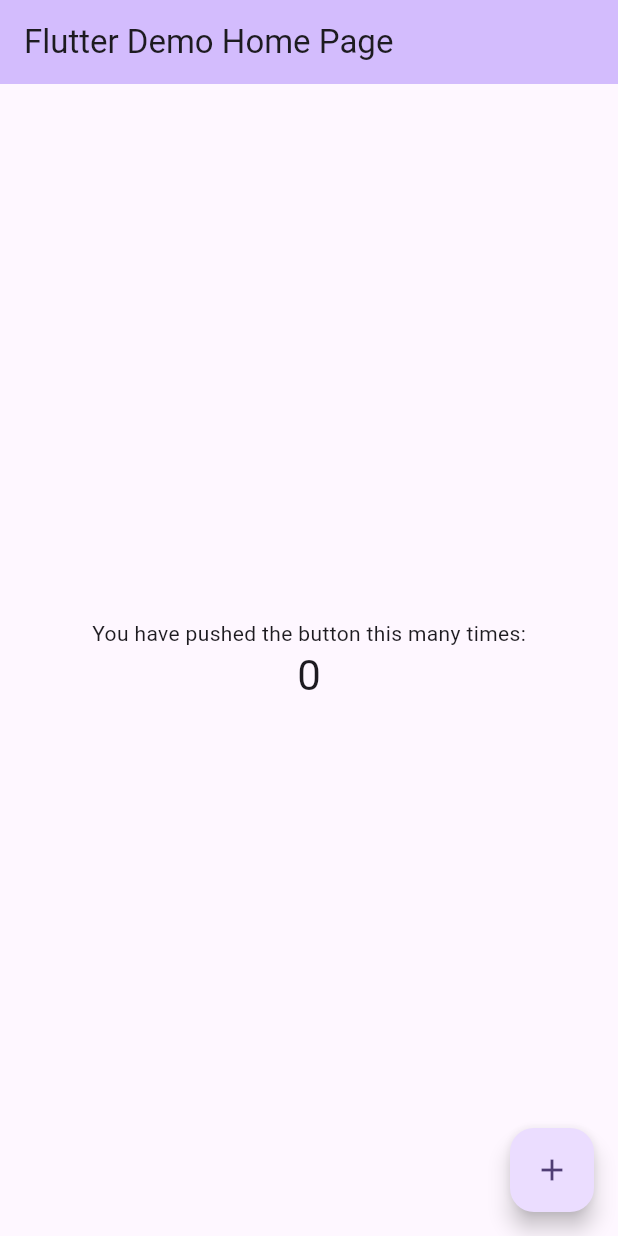
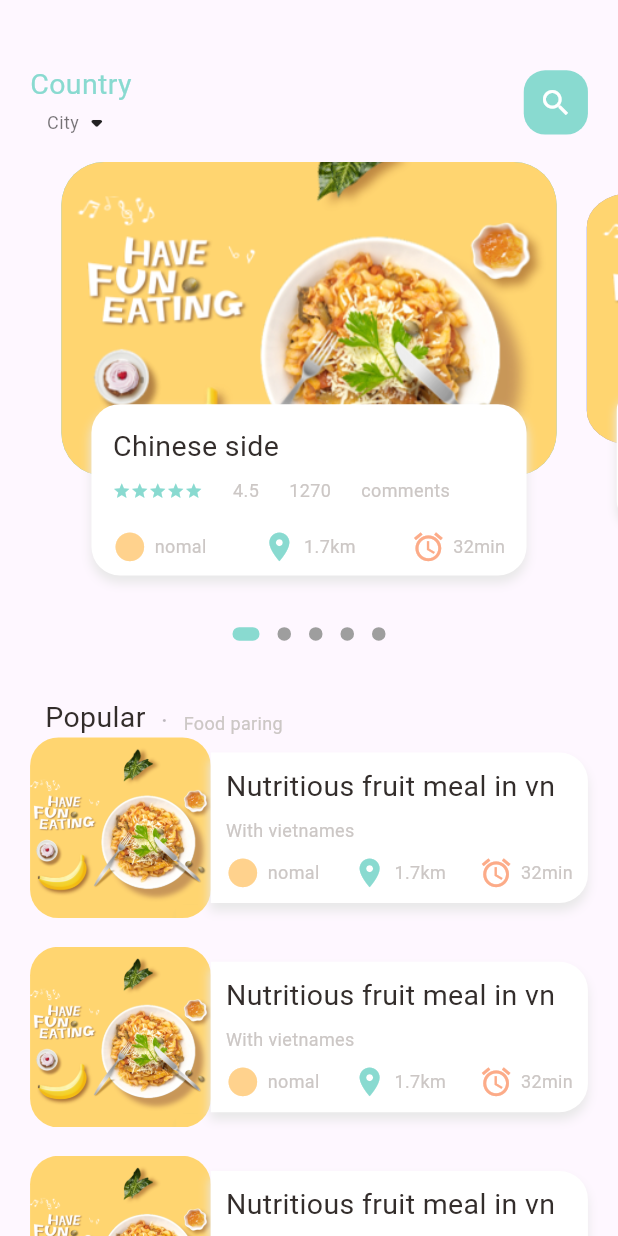
Before and after one commit to DoThienTai/App_Food_Delivery, a Flutter app: the screen it shows after launch, on a phone screen of 412 x 824 dp. Run offline on Flutter 3.47's test engine with Material 3 defaults, Android fonts, the phone set to English and light mode, and no system bars; drawn by our look-alikes of dots_indicator; our stand-ins replace get.

Commit message:
xay dung giao dien home

```diff
--- /dev/null
+++ b/lib/home/body_food_page.dart
@@ -0,0 +1,318 @@
+import 'package:dots_indicator/dots_indicator.dart';
+import 'package:flutter/material.dart';
+import '../utils/colors.dart';
+import '../utils/dimensions.dart';
+import '../widget/big_text.dart';
+import '../widget/icon_and_text_widget.dart';
+import '../widget/small_text.dart';
+
+class BodyFoodPage extends StatefulWidget {
+  const BodyFoodPage({super.key});
+
+  @override
+  State<BodyFoodPage> createState() => _BodyFoodPageState();
+}
+
+class _BodyFoodPageState extends State<BodyFoodPage> {
+  PageController controller =
+      PageController(viewportFraction: 0.85, keepPage: true);
+  var _currPageValue = 0.0;
+  double _scaleFactor = 0.8;
+  double _height = Dimensions.pageViewContainer;
+  @override
+  void initState() {
+    // TODO: implement initState
+    super.initState();
+    controller.addListener(() {
+      setState(() {
+        _currPageValue = controller.page!;
+      });
+    });
+  }
+
+  @override
+  void dispose() {
+    // TODO: implement dispose
+    super.dispose();
+    controller.dispose();
+  }
+
+  @override
+  Widget build(BuildContext context) {
+    return Column(
+      children: [
+        //slider section
+        Container(
+          height: Dimensions.pageView,
+          child: PageView.builder(
+              controller: controller,
+              itemCount: 5,
+              itemBuilder: (context, position) {
+                return _buildPageItem(position);
+              }),
+        ),
+        //dots
+        new DotsIndicator(
+          dotsCount: 5,
+          position: _currPageValue,
+          decorator: DotsDecorator(
+            activeColor: AppColors.mainColor,
+            size: const Size.square(9.0),
+            activeSize: const Size(18.0, 9.0),
+            activeShape: RoundedRectangleBorder(
+                borderRadius: BorderRadius.circular(5.0)),
+          ),
+        ),
+        // Popular text
+        SizedBox(
+          height: Dimensions.height30,
+        ),
+        Container(
+          margin: EdgeInsets.only(left: Dimensions.width30),
+          child: Row(
+            crossAxisAlignment: CrossAxisAlignment.end,
+            children: [
+              BigText(text: "Popular"),
+              SizedBox(
+                width: Dimensions.width10,
+              ),
+              Container(
+                margin: const EdgeInsets.only(bottom: 3),
+                child: BigText(
+                  text: ".",
+                  color: Colors.black26,
+                ),
+              ),
+              SizedBox(
+                width: Dimensions.width10,
+              ),
+              Container(
+                margin: const EdgeInsets.only(bottom: 2),
+                child: SmallText(text: "Food paring"),
+              ),
+            ],
+          ),
+        ),
+        //List of food an images
+        ListView.builder(
+              physics: NeverScrollableScrollPhysics(),
+              shrinkWrap: true,
+              itemCount: 10,
+              itemBuilder: (context, index) {
+                return Container(
+                  margin: EdgeInsets.only(
+                      left: Dimensions.width20,
+                      right: Dimensions.width20,
+                      bottom: Dimensions.height20),
+                  child: Row(
+                    children: [
+                      //image secsion
+                      Container(
+                        width: Dimensions.listViewImgSize,
+                        height: Dimensions.listViewImgSize,
+                        decoration: BoxDecoration(
+                          borderRadius:
+                              BorderRadius.circular(Dimensions.radius20),
+                          color: Colors.white38,
+                          image: DecorationImage(
+                            fit: BoxFit.cover,
+                            image: AssetImage(
+                              "assets/image/food0.png",
+                            ),
+                          ),
+                        ),
+                      ),
+                      //text container
+                      Expanded(
+                        child: Container(
+                          height: Dimensions.listViewTextConSize,
+                          decoration: BoxDecoration(
+                            borderRadius: BorderRadius.only(
+                              topRight: Radius.circular(Dimensions.radius20),
+                              bottomRight: Radius.circular(Dimensions.radius20),
+                            ),
+                            color: Colors.white,
+                            boxShadow: [
+                              BoxShadow(
+                                color: Color(0xFFe8e8e8),
+                                blurRadius: 5.0,
+                                offset: Offset(0, 5),
+                              ),
+                            ],
+                          ),
+                          child: Padding(
+                            padding: EdgeInsets.only(
+                                left: Dimensions.width10,
+                                right: Dimensions.width10),
+                            child: Column(
+                              crossAxisAlignment: CrossAxisAlignment.start,
+                              mainAxisAlignment: MainAxisAlignment.center,
+                              children: [
+                                BigText(text: "Nutritious fruit meal in vn"),
+                                SizedBox(
+                                  height: Dimensions.height10,
+                                ),
+                                SmallText(text: "With vietnames"),
+                                SizedBox(
+                                  height: Dimensions.height10,
+                                ),
+                                Row(
+                                  mainAxisAlignment:
+                                      MainAxisAlignment.spaceBetween,
+                                  children: [
+                                    IconAndTextWidget(
+                                        icon: Icons.circle_sharp,
+                                        text: 'nomal',
+                                        iconColor: AppColors.iconColor1),
+                                    IconAndTextWidget(
+                                        icon: Icons.location_on,
+                                        text: '1.7km',
+                                        iconColor: AppColors.mainColor),
+                                    IconAndTextWidget(
+                                        icon: Icons.access_alarm_sharp,
+                                        text: '32min',
+                                        iconColor: AppColors.iconColor2),
+                                  ],
+                                ),
+                              ],
+                            ),
+                          ),
+                        ),
+                      ),
+                    ],
+                  ),
+                );
+              }),
+      ],
+    );
+  }
+
+  Widget _buildPageItem(int index) {
+    Matrix4 matrix = new Matrix4.identity();
+    if (index == _currPageValue.floor()) {
+      var currScale = 1 - (_currPageValue - index) * (1 - _scaleFactor);
+      var currTran = _height * (1 - currScale) / 2;
+      matrix = Matrix4.diagonal3Values(1, currScale, 1)
+        ..setTranslationRaw(0, currTran, 0);
+    } else if (index == _currPageValue.floor() + 1) {
+      var currScale =
+          _scaleFactor + (_currPageValue - index + 1) * (1 - _scaleFactor);
+      var currTran = _height * (1 - currScale) / 2;
+      matrix = Matrix4.diagonal3Values(1, currScale, 1);
+      matrix = Matrix4.diagonal3Values(1, currScale, 1)
+        ..setTranslationRaw(0, currTran, 0);
+    } else if (index == _currPageValue.floor() - 1) {
+      var currScale = 1 - (_currPageValue - index) * (1 - _scaleFactor);
+      matrix = Matrix4.diagonal3Values(1, currScale, 1);
+      var currTran = _height * (1 - currScale) / 2;
+      matrix = Matrix4.diagonal3Values(1, currScale, 1)
+        ..setTranslationRaw(0, currTran, 0);
+    } else {
+      var currScale = 0.8;
+      matrix = Matrix4.diagonal3Values(1, currScale, 1)
+        ..setTranslationRaw(0, _height * (1 - _scaleFactor) / 2, 1);
+    }
+    return Transform(
+      transform: matrix,
+      child: Stack(
+        children: [
+          Container(
+            height: Dimensions.pageViewContainer,
+            margin: EdgeInsets.only(
+                right: Dimensions.width10, left: Dimensions.width10),
+            decoration: BoxDecoration(
+              borderRadius: BorderRadius.circular(Dimensions.radius30),
+              color: index.isEven ? Color(0xFF69c5df) : Color(0xFF9294cc),
+              image: DecorationImage(
+                image: AssetImage("assets/image/food0.png"),
+                fit: BoxFit.cover,
+              ),
+            ),
+          ),
+          Align(
+            alignment: Alignment.bottomCenter,
+            child: Container(
+              height: Dimensions.pageViewTexContainer,
+              margin: EdgeInsets.only(
+                  right: Dimensions.width30,
+                  left: Dimensions.width30,
+                  bottom: Dimensions.height30),
+              decoration: BoxDecoration(
+                borderRadius: BorderRadius.circular(Dimensions.radius20),
+                color: Colors.white,
+                boxShadow: [
+                  BoxShadow(
+                    color: Color(0xFFe8e8e8),
+                    blurRadius: 5.0,
+                    offset: Offset(0, 5),
+                  ),
+                ],
+              ),
+              child: Container(
+                padding: EdgeInsets.only(
+                    top: Dimensions.height15,
+                    left: Dimensions.height15,
+                    right: Dimensions.height15),
+                child: Column(
+                  crossAxisAlignment: CrossAxisAlignment.start,
+                  children: [
+                    BigText(text: "Chinese side"),
+                    SizedBox(
+                      height: Dimensions.height10,
+                    ),
+                    Row(
+                      children: [
+                        Wrap(
+                          children: List.generate(
+                            5,
+                            (index) => Icon(
+                              Icons.star,
+                              color: AppColors.mainColor,
+                              size: 12,
+                            ),
+                          ),
+                        ),
+                        SizedBox(
+                          width: Dimensions.width20,
+                        ),
+                        SmallText(text: "4.5"),
+                        SizedBox(
+                          width: Dimensions.width20,
+                        ),
+                        SmallText(text: "1270"),
+                        SizedBox(
+                          width: Dimensions.width20,
+                        ),
+                        SmallText(text: "comments"),
+                      ],
+                    ),
+                    SizedBox(
+                      height: Dimensions.height20,
+                    ),
+                    Row(
+                      mainAxisAlignment: MainAxisAlignment.spaceBetween,
+                      children: [
+                        IconAndTextWidget(
+                            icon: Icons.circle_sharp,
+                            text: 'nomal',
+                            iconColor: AppColors.iconColor1),
+                        IconAndTextWidget(
+                            icon: Icons.location_on,
+                            text: '1.7km',
+                            iconColor: AppColors.mainColor),
+                        IconAndTextWidget(
+                            icon: Icons.access_alarm_sharp,
+                            text: '32min',
+                            iconColor: AppColors.iconColor2),
+                      ],
+                    ),
+                  ],
+                ),
+              ),
+            ),
+          ),
+        ],
+      ),
+    );
+  }
+}
--- /dev/null
+++ b/lib/home/main_food_page.dart
@@ -0,0 +1,71 @@
+import 'package:flutter/material.dart';
+
+import '../utils/colors.dart';
+import '../utils/dimensions.dart';
+import '../widget/big_text.dart';
+import '../widget/small_text.dart';
+import 'body_food_page.dart';
+class MainFoodPage extends StatefulWidget {
+  const MainFoodPage({super.key});
+
+  @override
+  State<MainFoodPage> createState() => _MainFoodPageState();
+}
+
+class _MainFoodPageState extends State<MainFoodPage> {
+  @override
+  Widget build(BuildContext context) {
+    return Scaffold(
+      body: Column(
+        children: [
+          //showing the header
+          Container(
+            child: Container(
+              margin: EdgeInsets.only(top: Dimensions.height45, bottom: Dimensions.height15),
+              padding: EdgeInsets.only(left: Dimensions.width20, right: Dimensions.width20),
+              child: Row(
+                mainAxisAlignment: MainAxisAlignment.spaceBetween,
+                children: [
+                  Column(
+                    children: [
+                      BigText(
+                        color: AppColors.mainColor,
+                        text: "Country",
+                      ),
+                      Row(
+                        children: [
+                          SmallText(
+                            color: Colors.black54,
+                            text: "City",
+                          ),
+                          Icon(Icons.arrow_drop_down_rounded),
+                        ],
+                      ),
+                    ],
+                  ),
+                  Center(
+                    child: Container(
+                      width: Dimensions.height45,
+                      height: Dimensions.height45,
+                      child: Icon(
+                        Icons.search,
+                        color: Colors.white,
+                        size: Dimensions.iconSize24,
+                      ),
+                      decoration: BoxDecoration(
+                        borderRadius: BorderRadius.circular(Dimensions.radius15),
+                        color: AppColors.mainColor,
+                      ),
+                    ),
+                  ),
+                ],
+              ),
+            ),
+          ),
+          //showing the body
+          Expanded(child: SingleChildScrollView(child: BodyFoodPage(),))
+        ],
+      ),
+    );
+  }
+}
--- a/lib/main.dart
+++ b/lib/main.dart
@@ -1,4 +1,7 @@
 import 'package:flutter/material.dart';
+import 'package:get/get_navigation/src/root/get_material_app.dart';
+
+import 'home/main_food_page.dart';
 
 void main() {
   runApp(const MyApp());
@@ -10,116 +13,14 @@ class MyApp extends StatelessWidget {
   // This widget is the root of your application.
   @override
   Widget build(BuildContext context) {
-    return MaterialApp(
+    return GetMaterialApp(
+      debugShowCheckedModeBanner: false,
       title: 'Flutter Demo',
       theme: ThemeData(
-        // This is the theme of your application.
-        //
-        // TRY THIS: Try running your application with "flutter run". You'll see
-        // the application has a blue toolbar. Then, without quitting the app,
-        // try changing the seedColor in the colorScheme below to Colors.green
-        // and then invoke "hot reload" (save your changes or press the "hot
-        // reload" button in a Flutter-supported IDE, or press "r" if you used
-        // the command line to start the app).
-        //
-        // Notice that the counter didn't reset back to zero; the application
-        // state is not lost during the reload. To reset the state, use hot
-        // restart instead.
-        //
-        // This works for code too, not just values: Most code changes can be
-        // tested with just a hot reload.
         colorScheme: ColorScheme.fromSeed(seedColor: Colors.deepPurple),
         useMaterial3: true,
       ),
-      home: const MyHomePage(title: 'Flutter Demo Home Page'),
+      home: const MainFoodPage(),
     );
   }
 }
-
-class MyHomePage extends StatefulWidget {
-  const MyHomePage({super.key, required this.title});
-
-  // This widget is the home page of your application. It is stateful, meaning
-  // that it has a State object (defined below) that contains fields that affect
-  // how it looks.
-
-  // This class is the configuration for the state. It holds the values (in this
-  // case the title) provided by the parent (in this case the App widget) and
-  // used by the build method of the State. Fields in a Widget subclass are
-  // always marked "final".
-
-  final String title;
-
-  @override
-  State<MyHomePage> createState() => _MyHomePageState();
-}
-
-class _MyHomePageState extends State<MyHomePage> {
-  int _counter = 0;
-
-  void _incrementCounter() {
-    setState(() {
-      // This call to setState tells the Flutter framework that something has
-      // changed in this State, which causes it to rerun the build method below
-      // so that the display can reflect the updated values. If we changed
-      // _counter without calling setState(), then the build method would not be
-      // called again, and so nothing would appear to happen.
-      _counter++;
-    });
-  }
-
-  @override
-  Widget build(BuildContext context) {
-    // This method is rerun every time setState is called, for instance as done
-    // by the _incrementCounter method above.
-    //
-    // The Flutter framework has been optimized to make rerunning build methods
-    // fast, so that you can just rebuild anything that needs updating rather
-    // than having to individually change instances of widgets.
-    return Scaffold(
-      appBar: AppBar(
-        // TRY THIS: Try changing the color here to a specific color (to
-        // Colors.amber, perhaps?) and trigger a hot reload to see the AppBar
-        // change color while the other colors stay the same.
-        backgroundColor: Theme.of(context).colorScheme.inversePrimary,
-        // Here we take the value from the MyHomePage object that was created by
-        // the App.build method, and use it to set our appbar title.
-        title: Text(widget.title),
-      ),
-      body: Center(
-        // Center is a layout widget. It takes a single child and positions it
-        // in the middle of the parent.
-        child: Column(
-          // Column is also a layout widget. It takes a list of children and
-          // arranges them vertically. By default, it sizes itself to fit its
-          // children horizontally, and tries to be as tall as its parent.
-          //
-          // Column has various properties to control how it sizes itself and
-          // how it positions its children. Here we use mainAxisAlignment to
-          // center the children vertically; the main axis here is the vertical
-          // axis because Columns are vertical (the cross axis would be
-          // horizontal).
-          //
-          // TRY THIS: Invoke "debug painting" (choose the "Toggle Debug Paint"
-          // action in the IDE, or press "p" in the console), to see the
-          // wireframe for each widget.
-          mainAxisAlignment: MainAxisAlignment.center,
-          children: <Widget>[
-            const Text(
-              'You have pushed the button this many times:',
-            ),
-            Text(
-              '$_counter',
-              style: Theme.of(context).textTheme.headlineMedium,
-            ),
-          ],
-        ),
-      ),
-      floatingActionButton: FloatingActionButton(
-        onPressed: _incrementCounter,
-        tooltip: 'Increment',
-        child: const Icon(Icons.add),
-      ), // This trailing comma makes auto-formatting nicer for build methods.
-    );
-  }
-}
--- /dev/null
+++ b/lib/utils/dimensions.dart
@@ -0,0 +1,33 @@
+import 'package:get/get.dart';
+class Dimensions{
+  static double screenHeight = Get.context!.height;//867
+  static double screenWidth = Get.context!.width;//411
+
+  static double pageView = screenHeight/2.71;
+  static double pageViewContainer= screenHeight/3.94;
+  static double pageViewTexContainer = screenHeight/7.22;
+
+  //dynamic height padding and margin
+  static double height10 = screenHeight/86.7;
+  static double height15 = screenHeight/57.8;
+  static double height20 = screenHeight/43.35;
+  static double height30 = screenHeight/28.9;
+  static double height45 = screenHeight/19.26;
+  //dynamic width padding and margin
+  static double width10 = screenWidth/41.1;
+  static double width15 = screenWidth/27.4;
+  static double width20 = screenWidth/20.55;
+  static double width30 = screenWidth/13.7;
+
+  //radius
+  static double font20 = screenHeight/43.35;
+  static double radius15 = screenHeight/57.8;
+  static double radius20 = screenHeight/43.35;
+  static double radius30 = screenHeight/28.9;
+
+  //icon size
+  static double iconSize24 = screenHeight/36.12;
+  //list view size
+  static double listViewImgSize = screenWidth/3.42;
+  static double listViewTextConSize = screenWidth/4.11;
+}
--- /dev/null
+++ b/lib/widget/big_text.dart
@@ -0,0 +1,33 @@
+import 'package:flutter/material.dart';
+
+import '../utils/dimensions.dart';
+
+
+class BigText extends StatelessWidget {
+  Color? color;
+  final String text;
+  double size;
+  TextOverflow overflow;
+  BigText({
+    super.key,
+    this.color = const Color(0xFF332d2b),
+    required this.text,
+    this.overflow = TextOverflow.ellipsis,
+    this.size = 0,
+  });
+
+  @override
+  Widget build(BuildContext context) {
+    return Text(
+      text,
+      maxLines: 1,
+      overflow: overflow,
+      style: TextStyle(
+        color: color,
+        fontSize: size==0?Dimensions.font20:size,
+        fontFamily: 'Roboto',
+        fontWeight: FontWeight.w400,
+      ),
+    );
+  }
+}
--- /dev/null
+++ b/lib/widget/icon_and_text_widget.dart
@@ -0,0 +1,25 @@
+import 'package:app_food_delivery/widget/small_text.dart';
+import 'package:flutter/material.dart';
+import '../utils/dimensions.dart';
+
+class IconAndTextWidget extends StatelessWidget {
+  final IconData icon;
+  final String text;
+  final Color iconColor;
+  IconAndTextWidget(
+      {super.key,
+      required this.icon,
+      required this.text,
+      required this.iconColor});
+
+  @override
+  Widget build(BuildContext context) {
+    return Row(
+      children: [
+        Icon(icon, color: iconColor, size: Dimensions.iconSize24,),
+        SizedBox(width: 5,),
+        SmallText(text: text,),
+      ],
+    );
+  }
+}
--- /dev/null
+++ b/lib/widget/small_text.dart
@@ -0,0 +1,27 @@
+import 'package:flutter/material.dart';
+
+class SmallText extends StatelessWidget {
+  Color? color;
+  final String text;
+  double size;
+  double height;
+  SmallText({
+    super.key,
+    this.color = const Color(0xFFccc7c5),
+    required this.text,
+    this.size = 12,
+    this.height = 1.2,
+  });
+
+  @override
+  Widget build(BuildContext context) {
+    return Text(
+      text,
+      style: TextStyle(
+        color: color,
+        fontSize: size,
+        height: height,
+      ),
+    );
+  }
+}
```
